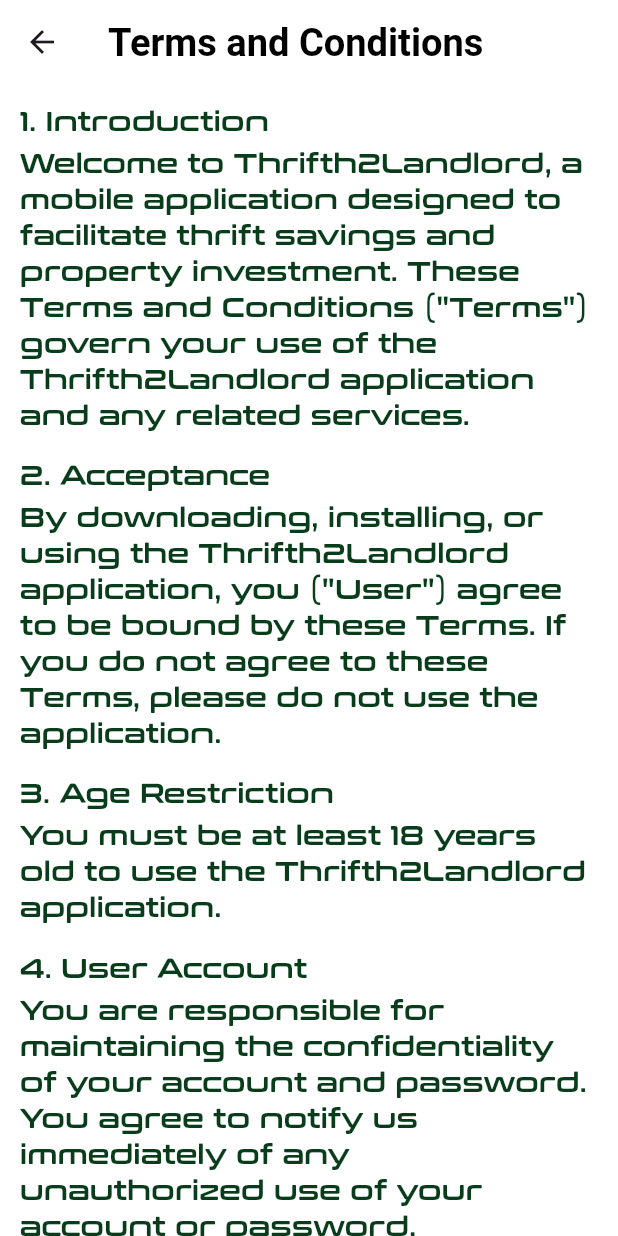
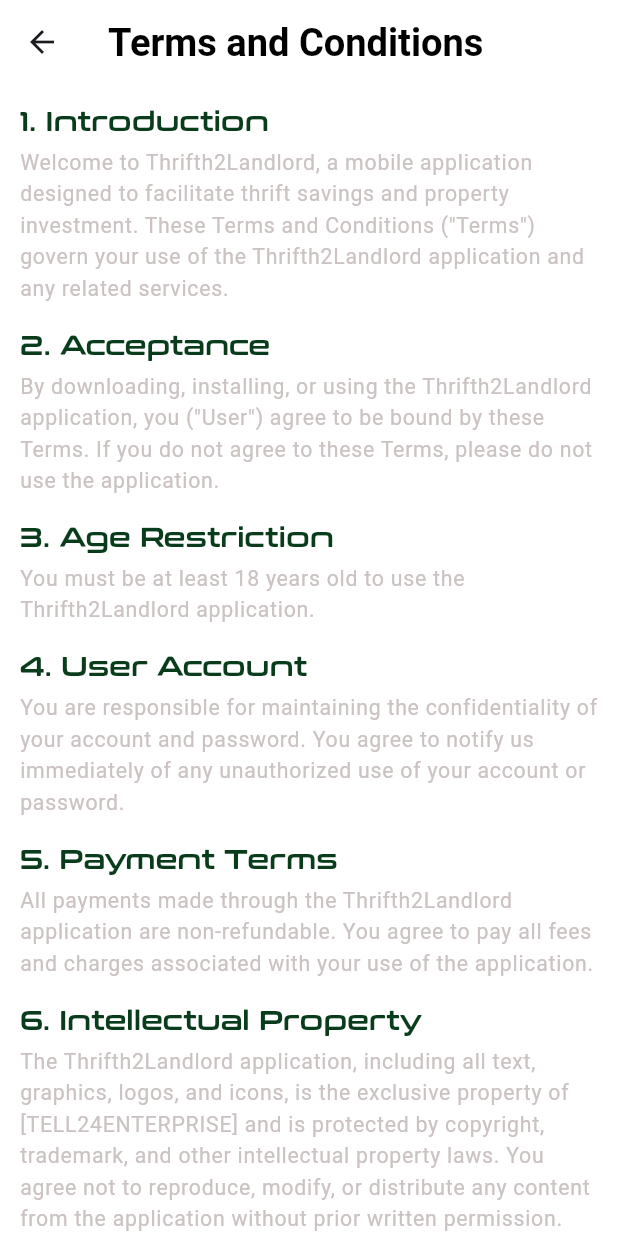
Before and after one commit to luizmurk/thrift2landlord, a Flutter app: the TermsAndConditionsPage screen opened directly, on a phone screen of 412 x 824 dp. Run offline on Flutter 3.47's test engine with Material 3 defaults, Android fonts, the light colour scheme and no system bars; our stand-ins replace cloud_firestore, dio, file_picker, firebase_auth, firebase_core, firebase_storage and 8 more; accounts and stored records are empty; Roboto replaces fonts that are missing (Poppins).

Commit message:
terms and condition done

```diff
--- a/thrift2landlord/lib/core/routes/app_pages.dart
+++ b/thrift2landlord/lib/core/routes/app_pages.dart
@@ -99,7 +99,7 @@
     ),
     GetPage(
       name: AppRoutes.termsAndConditions,
-      page: () => TermsAndConditionScreen(),
+      page: () => TermsAndConditionsPage(),
     ),
     GetPage(
       name: AppRoutes.profile,
--- a/thrift2landlord/lib/modules/profile/index.dart
+++ b/thrift2landlord/lib/modules/profile/index.dart
@@ -11,6 +11,7 @@
 import '../../core/components/others/custom_avatar.dart';
 import '../../core/components/others/custom_settings_tile.dart';
 import '../../core/models/data/user_model.dart';
+import '../../core/routes/app_routes.dart';
 import '../../core/services/app_services.dart';
 import '../../core/services/shared_services.dart';
 import '../../core/themes/app_colors.dart';
--- a/thrift2landlord/lib/modules/profile/views/profile_screen.dart
+++ b/thrift2landlord/lib/modules/profile/views/profile_screen.dart
@@ -110,7 +110,9 @@
                 SettingsListTile(
                   icon: Icons.help,
                   title: "Terms and Conditions",
-                  onTap: () {},
+                  onTap: () {
+                    Get.toNamed(AppRoutes.termsAndConditions);
+                  },
                 ),
                 // Obx(() {
                 //   return SettingsListTile(
--- a/thrift2landlord/lib/modules/profile/views/terms_and_conditions.dart
+++ b/thrift2landlord/lib/modules/profile/views/terms_and_conditions.dart
@@ -87,7 +87,7 @@
           SizedBox(height: 4),
           Text(
             content,
-            style: Theme.of(context).textTheme.headlineMedium,
+            style: Theme.of(context).textTheme.bodyLarge,
           ),
         ],
       ),
```
